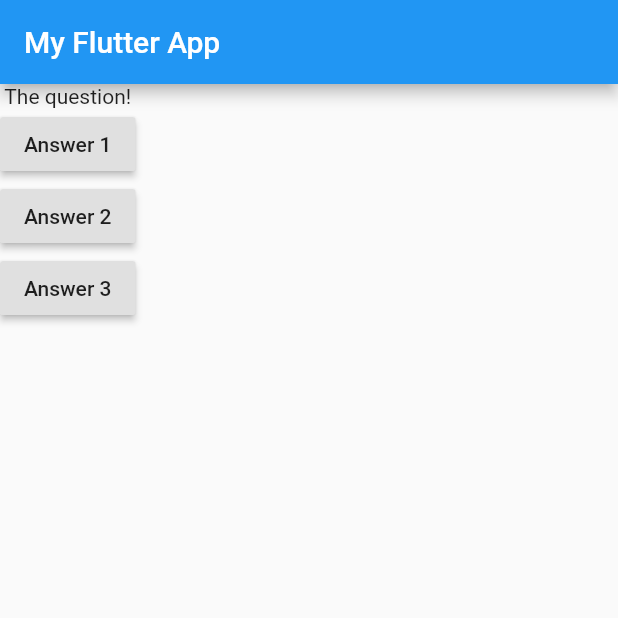
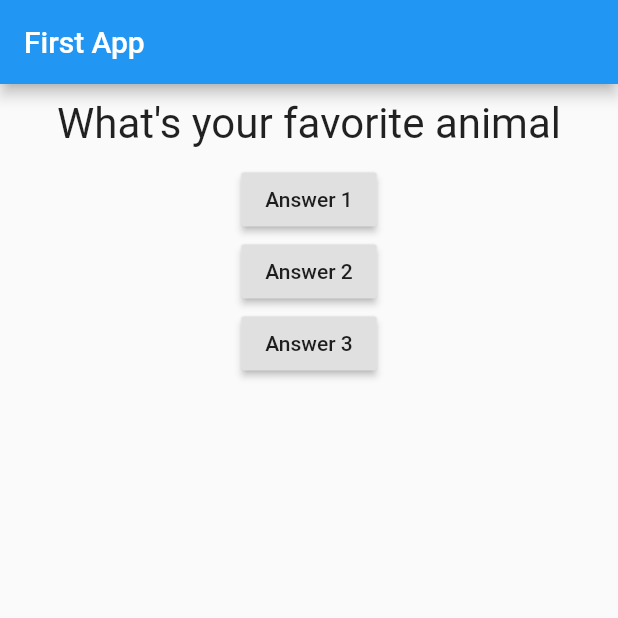
Before and after one commit to mlshohet/flutter-workshop, a Flutter app: the screen it shows after launch, after a tap on "Answer 1", on a phone screen of 412 x 824 dp, the top half of it. Run offline on Flutter 3.47's test engine with Material 2 defaults, Android fonts, the phone set to English and light mode, and no system bars.

Commit message:
added question widget, styles

```diff
--- a/lib/main.dart
+++ b/lib/main.dart
@@ -1,30 +1,46 @@
 import 'package:flutter/material.dart';
+
+import './question.dart';
 
 void main() {
   runApp(MyApp());
 }
 
-class MyApp extends StatelessWidget {
+class MyApp extends StatefulWidget {
+  @override
+  State<StatefulWidget>createState() {
 
-  void answerQuestion() {
-    print('Answer chosen');
+    return _MyAppState();
+  }
+}
+
+//add a pointer to the app class in <> brackets
+class _MyAppState extends State<MyApp> {
+
+  var _questionIndex = 0;
+
+  void _answerQuestion() {
+    setState(() {
+      _questionIndex = _questionIndex + 1;
+    });
+    print(_questionIndex);
   }
 
   @override // Dart overrides the StateLessWidget build method
   Widget build(BuildContext context) {
 
     var questions = [
-      'What\'s your favorite coor?',
+      'What\'s your favorite color?',
       'What\'s your favorite animal',
     ];
 
     return MaterialApp(home: Scaffold(
-      appBar: AppBar(title: Text("My Flutter App"),),
+      appBar: AppBar(title: Text("First App")),
       body: Column(children: <Widget>[
-          Text('The question!'),
-            RaisedButton(child: Text("Answer 1"), onPressed: answerQuestion,),
-            RaisedButton(child: Text("Answer 2"), onPressed: answerQuestion,),
-            RaisedButton(child: Text("Answer 3"), onPressed: answerQuestion,),
+          Question(questions[_questionIndex],),
+            RaisedButton(child: Text("Answer 1"), onPressed: _answerQuestion,),
+            RaisedButton(child: Text("Answer 2"), onPressed: _answerQuestion,),
+            RaisedButton(child: Text("Answer 3"), onPressed: _answerQuestion,),
           ],
         ),
       ),
--- /dev/null
+++ b/lib/question.dart
@@ -0,0 +1,20 @@
+import 'package:flutter/material.dart';
+
+class Question extends StatelessWidget {
+	final String questionText;
+
+	Question(this.questionText);
+
+	@override
+	Widget build(BuildContext context) {
+		return Container(
+			width: double.infinity,
+			margin: EdgeInsets.all(10),
+			child: Text(
+				questionText,
+				style: TextStyle(fontSize: 28),
+				textAlign: TextAlign.center,
+			),
+		);
+	}
+}
```
